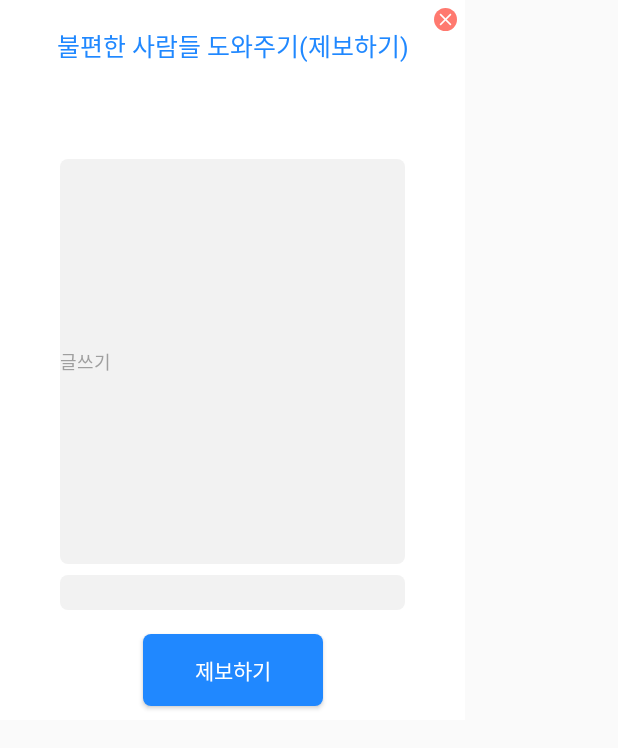
After one commit to CeylonPark/BarrierLess, an Android app: the layout report_activity.xml on its own in the app's theme, with its tools: preview values and no code run, on a phone screen of 412 x 824 dp. The commit adds this screen. Shown: the top 748 px of the screen. Run offline under Robolectric (Android 15) with nearby library versions, the phone set to English and light mode, and no system bars.

Commit message:
feat: report popup activuty

```diff
--- a/app/src/main/AndroidManifest.xml
+++ b/app/src/main/AndroidManifest.xml
@@ -18,6 +18,10 @@
                 <category android:name="android.intent.category.LAUNCHER"/>
             </intent-filter>
         </activity>
+        <activity android:name=".community.CommunityActivity"
+                  android:theme="@android:style/Theme.Dialog"
+                  />
+
         <meta-data
                 android:name="com.naver.maps.map.CLIENT_ID"
                 android:value="fzkcxevekr" />
--- /dev/null
+++ b/app/src/main/java/com/nalssam/barrierless/community/CommunityActivity.java
@@ -0,0 +1,22 @@
+package com.nalssam.barrierless.community;
+
+import android.app.Activity;
+import android.os.Bundle;
+import android.view.Window;
+import android.widget.ImageButton;
+import androidx.annotation.Nullable;
+import com.nalssam.barrierless.R;
+
+public class CommunityActivity extends Activity {
+
+    @Override
+    protected void onCreate(@Nullable Bundle savedInstanceState) {
+        super.onCreate(savedInstanceState);
+
+        requestWindowFeature(Window.FEATURE_NO_TITLE);
+        setContentView(R.layout.report_activity);
+
+        ImageButton cancelBtn = findViewById(R.id.reportCancelBtn);
+        cancelBtn.setOnClickListener(view -> finish());
+    }
+}
--- a/app/src/main/java/com/nalssam/barrierless/community/CommunityView.java
+++ b/app/src/main/java/com/nalssam/barrierless/community/CommunityView.java
@@ -1,30 +1,53 @@
 package com.nalssam.barrierless.community;
 
+import android.content.Intent;
 import android.view.View;
+import android.widget.ImageButton;
+import android.widget.ImageView;
 import com.nalssam.barrierless.MainActivity;
 import com.nalssam.barrierless.R;
 import com.nalssam.barrierless.view.ViewState;
 import com.naver.maps.geometry.LatLng;
 import com.naver.maps.map.overlay.Marker;
+import com.naver.maps.map.util.MarkerIcons;
 
 import java.util.ArrayList;
 import java.util.List;
 
 public class CommunityView implements ViewState {
-    private List<Marker> markers = new ArrayList<>();
+    private static final int ADD = 0;
+    private static final int PROBLEM = 1;
+    private final List<Marker> markers = new ArrayList<>();
+
+    private void onClickReport(MainActivity mainActivity, int type) {
+        Intent intent = new Intent(mainActivity, CommunityActivity.class);
+        intent.putExtra("data", "Test Popup");
+
+        mainActivity.startActivity(intent);
+    }
 
     @Override
     public void onOpen(MainActivity mainActivity) {
         //제보 버튼 활성화
-        mainActivity.findViewById(R.id.reportNew).setVisibility(View.VISIBLE);
-        mainActivity.findViewById(R.id.reportProblem).setVisibility(View.VISIBLE);
+        ImageButton reportNewBtn = mainActivity.findViewById(R.id.reportNew);
+        reportNewBtn.setVisibility(View.VISIBLE);
+        reportNewBtn.setOnClickListener(view -> onClickReport(mainActivity, CommunityView.ADD));
+
+        ImageButton reportProblemBtn = mainActivity.findViewById(R.id.reportProblem);
+        reportProblemBtn.setVisibility(View.VISIBLE);
+        reportProblemBtn.setOnClickListener(view -> onClickReport(mainActivity, CommunityView.PROBLEM));
 
         //마커 테스트
         Marker marker = new Marker();
         markers.add(marker);
-        marker.setPosition(new LatLng(36.38567474070798, 127.30387532269494));
-        marker.setMaxZoom(16);
+        marker.setPosition(new LatLng(36.3906994443793, 127.30733252302068));
         marker.setMap(mainActivity.getNaverMap());
+
+        Marker marker2 = new Marker();
+        markers.add(marker2);
+        marker2.setPosition(new LatLng(36.39064492429601, 127.30882718744387));
+        marker2.setIcon(MarkerIcons.PINK);
+        marker2.setMap(mainActivity.getNaverMap());
     }
 
     @Override
--- /dev/null
+++ b/app/src/main/res/drawable/btn_report.xml
@@ -0,0 +1,8 @@
+<?xml version="1.0" encoding="utf-8"?>
+<shape
+        xmlns:android="http://schemas.android.com/apk/res/android"
+        android:shape="rectangle">
+    <solid android:color="#2088ff" />
+    <corners android:radius="5dp" />
+    <size android:width="120dp" android:height="28dp" />
+</shape>
--- /dev/null
+++ b/app/src/main/res/drawable/ic_cancel.xml
@@ -0,0 +1,8 @@
+<vector android:height="15dp" android:viewportHeight="30"
+    android:viewportWidth="30" android:width="15dp" xmlns:android="http://schemas.android.com/apk/res/android">
+    <path android:fillColor="#ff796f" android:pathData="M15,15m-15,0a15,15 0,1 1,30 0a15,15 0,1 1,-30 0"/>
+    <path android:fillColor="#00000000" android:pathData="m8,8 l14,14"
+        android:strokeColor="#fff" android:strokeWidth="2"/>
+    <path android:fillColor="#00000000" android:pathData="M22,8 L8,22"
+        android:strokeColor="#fff" android:strokeWidth="2"/>
+</vector>
--- /dev/null
+++ b/app/src/main/res/drawable/report_content_background.xml
@@ -0,0 +1,8 @@
+<?xml version="1.0" encoding="utf-8"?>
+<shape
+        xmlns:android="http://schemas.android.com/apk/res/android"
+        android:shape="rectangle">
+    <size android:width="230dp" android:height="270dp" />
+    <solid android:color="#f2f2f2" />
+    <corners android:radius="5dp" />
+</shape>
--- /dev/null
+++ b/app/src/main/res/drawable/report_file_background.xml
@@ -0,0 +1,8 @@
+<?xml version="1.0" encoding="utf-8"?>
+<shape
+        xmlns:android="http://schemas.android.com/apk/res/android"
+        android:shape="rectangle">
+    <size android:width="230dp" android:height="23dp" />
+    <solid android:color="#f2f2f2" />
+    <corners android:radius="5dp" />
+</shape>
--- /dev/null
+++ b/app/src/main/res/layout/report_activity.xml
@@ -0,0 +1,67 @@
+<?xml version="1.0" encoding="utf-8"?>
+<androidx.constraintlayout.widget.ConstraintLayout
+        xmlns:android="http://schemas.android.com/apk/res/android"
+        xmlns:app="http://schemas.android.com/apk/res-auto"
+        android:layout_width="310dp"
+        android:layout_height="480dp"
+        android:background="#fff">
+        <ImageButton
+                android:id="@+id/reportCancelBtn"
+                android:layout_width="wrap_content"
+                android:layout_height="wrap_content"
+                app:layout_constraintTop_toTopOf="parent"
+                app:layout_constraintEnd_toEndOf="parent"
+                android:layout_marginTop="5dp"
+                android:layout_marginEnd="5dp"
+                android:layout_marginRight="5dp"
+                android:src="@drawable/ic_cancel"
+                android:background="#fff"/>
+        <TextView
+                android:id="@+id/reportTitle"
+                android:layout_width="wrap_content"
+                android:layout_height="wrap_content"
+                app:layout_constraintTop_toTopOf="parent"
+                app:layout_constraintStart_toStartOf="parent"
+                app:layout_constraintEnd_toEndOf="parent"
+                android:layout_marginTop="18dp"
+                android:text="불편한 사람들 도와주기(제보하기)"
+                android:fontFamily="@font/nanum_gothic_bold"
+                android:textSize="16.5sp"
+                android:textColor="#2088ff" />
+
+        <EditText
+                android:id="@+id/reportContent"
+                android:layout_width="wrap_content"
+                android:layout_height="wrap_content"
+                app:layout_constraintTop_toBottomOf="@id/reportTitle"
+                app:layout_constraintStart_toStartOf="parent"
+                app:layout_constraintEnd_toEndOf="parent"
+                android:layout_marginTop="63dp"
+                android:background="@drawable/report_content_background"
+                android:text="글쓰기"
+                android:fontFamily="@font/nanum_gothic_bold"
+                android:textSize="12sp"
+                android:textColor="#9f9f9f" />
+        <ImageButton
+                android:id="@+id/reportFile"
+                android:layout_width="wrap_content"
+                android:layout_height="wrap_content"
+                app:layout_constraintTop_toBottomOf="@id/reportContent"
+                app:layout_constraintStart_toStartOf="parent"
+                app:layout_constraintEnd_toEndOf="parent"
+                android:layout_marginTop="7dp"
+                android:background="@drawable/report_file_background" />
+        <Button
+                android:id="@+id/reportBtn"
+                android:layout_width="wrap_content"
+                android:layout_height="wrap_content"
+                app:layout_constraintTop_toBottomOf="@id/reportFile"
+                app:layout_constraintStart_toStartOf="parent"
+                app:layout_constraintEnd_toEndOf="parent"
+                android:layout_marginTop="16dp"
+                android:background="@drawable/btn_report"
+                android:text="제보하기"
+                android:fontFamily="@font/nanum_gothic_bold"
+                android:textSize="14sp"
+                android:textColor="#fff" />
+</androidx.constraintlayout.widget.ConstraintLayout>
```
Also changed, not shown: 1 other file.
